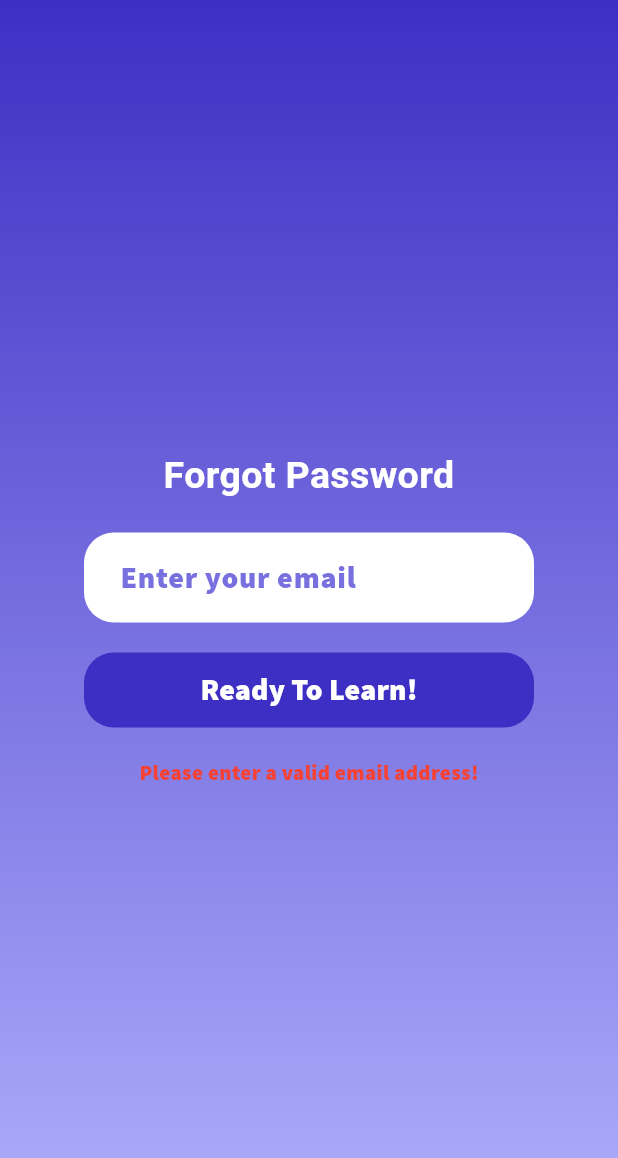
After one commit to Mohamed-Amara/CoinWaFront-KMA-Q125, a Flutter app: the ForgotPasswordPage screen opened directly, after a tap on "Ready To Learn!", on a phone screen of 412 x 824 dp. The commit adds this screen. Shown: the top 1158 px of the screen. Run offline on Flutter 3.47's test engine with Material 3 defaults, Android fonts, the phone set to English and light mode, and no system bars; our stand-ins replace animated_text_kit, confetti, dotted_border, flutter_secure_storage, jwt_decoder, path_drawing and 2 more; accounts and stored records are empty; network calls fail; Roboto replaces fonts that are missing (SourceSans); project files that could hold a hidden picture were left out.

Commit message:
updated login for forgot password as well added a forgot password page (no backend yet)

```diff
--- /dev/null
+++ b/lib/Login-Logout/Forgot-password.dart
@@ -0,0 +1,143 @@
+import 'package:flutter/material.dart';
+import 'package:http/http.dart' as http;
+
+class ForgotPasswordPage extends StatefulWidget {
+  @override
+  _ForgotPasswordPageState createState() => _ForgotPasswordPageState();
+}
+
+class _ForgotPasswordPageState extends State<ForgotPasswordPage> {
+  final TextEditingController _emailController = TextEditingController();
+  String? _message;
+
+  Future<void> _sendResetLink() async {
+    final email = _emailController.text.trim();
+
+    if (email.isEmpty) {
+      setState(() {
+        _message = "Please enter a valid email address!";
+      });
+      return;
+    }
+
+    // Make POST request to the backend to send the reset link
+    final response = await http.post(
+      Uri.parse('http://localhost:3000/forgot-password'),
+      body: {'email': email},
+    );
+
+    if (response.statusCode == 200) {
+      setState(() {
+        _message = "Password reset link sent to your email!";
+      });
+    } else {
+      setState(() {
+        _message = "Error sending password reset link.";
+      });
+    }
+  }
+
+  @override
+  Widget build(BuildContext context) {
+    return Scaffold(
+      backgroundColor: const Color.fromARGB(255, 205, 202, 255),
+      body: Container(
+        decoration: BoxDecoration(
+          gradient: LinearGradient(
+            begin: Alignment.topCenter,
+            end: Alignment.bottomCenter,
+            colors: [
+              Color.fromARGB(255, 62, 47, 196), // Dark purple
+              Color.fromARGB(255, 175, 175, 252), // Lavender
+            ],
+          ),
+        ),
+        child: Center(
+          child: Padding(
+            padding: const EdgeInsets.all(16.0),
+            child: Column(
+              mainAxisAlignment: MainAxisAlignment.center,
+              children: [
+                const Text(
+                  'Forgot Password',
+                  textAlign: TextAlign.center,
+                  style: TextStyle(
+                    fontFamily: 'SourceSans',
+                    color: Colors.white,
+                    fontSize: 25,
+                    fontWeight: FontWeight.bold,
+                  ),
+                ),
+                SizedBox(height: 20),
+                Container(
+                  width: 300,
+                  child: TextField(
+                    controller: _emailController,
+                    style: TextStyle(
+                      fontFamily: 'Source', // Font for the input text
+                      fontSize: 20,
+                      color: Colors.black,
+                    ),
+                    decoration: InputDecoration(
+                      hintText: 'Enter your email', // Set placeholder text
+                      filled: true,
+                      fillColor: Colors.white,
+                      border: OutlineInputBorder(
+                        borderRadius: BorderRadius.circular(20.0),
+                        borderSide: BorderSide.none,
+                      ),
+                      contentPadding: EdgeInsets.symmetric(horizontal: 20, vertical: 15),
+                      hintStyle: TextStyle(
+                        fontFamily: 'Source', // Font for the hint text
+                        fontSize: 20,
+                        color: Color.fromARGB(255, 120, 112, 222), // Hint text color
+                      ),
+                    ),
+                  ),
+                ),
+                SizedBox(height: 20),
+                Container(
+                  width: 300,
+                  height: 50,
+                  decoration: BoxDecoration(
+                    color: Color.fromARGB(255, 62, 47, 196), // Dark purple button
+                    borderRadius: BorderRadius.circular(20.0),
+                  ),
+                  child: ElevatedButton(
+                    onPressed: _sendResetLink,
+                    style: ElevatedButton.styleFrom(
+                      backgroundColor: Colors.transparent,
+                      shadowColor: Colors.transparent,
+                      shape: RoundedRectangleBorder(
+                        borderRadius: BorderRadius.circular(20.0),
+                      ),
+                    ),
+                    child: const Text(
+                      'Ready To Learn!',
+                      style: TextStyle(
+                        color: Colors.white,
+                        fontSize: 20.0,
+                        fontFamily: 'Source',
+                      ),
+                    ),
+                  ),
+                ),
+                if (_message != null) ...[
+                  SizedBox(height: 20),
+                  Text(
+                    _message!,
+                    style: TextStyle(
+                      color: Colors.red,
+                      fontSize: 14,
+                      fontFamily: 'Source', // Font for the error message
+                    ),
+                  ),
+                ]
+              ],
+            ),
+          ),
+        ),
+      ),
+    );
+  }
+}
--- a/lib/Login-Logout/login2.dart
+++ b/lib/Login-Logout/login2.dart
@@ -3,6 +3,7 @@ import 'package:flutter_application_1/Providers/profile_provider.dart';
 import 'package:provider/provider.dart';
 import '../Backend-Service/auth_service.dart';
 import '../lobby.dart';
+import 'Forgot-password.dart'; // Import the ForgotPasswordPage
 
 void main() {
   runApp(const Login2App());
@@ -67,6 +68,16 @@ class _LoginPageState extends State<LoginPage> {
         _errorMessage = e.toString();
       });
     }
+  }
+
+  // Navigate to ForgotPasswordPage
+  void _forgotPassword() {
+    Navigator.push(
+      context,
+      MaterialPageRoute(
+        builder: (context) => ForgotPasswordPage(), // Navigate to ForgotPasswordPage
+      ),
+    );
   }
 
   @override
@@ -207,6 +218,21 @@ class _LoginPageState extends State<LoginPage> {
                         style: TextStyle(color: Colors.red),
                       ),
                     ),
+                  // Forgot password button
+                  Padding(
+                    padding: const EdgeInsets.only(top: 20), // Adjust the margin as needed
+                    child: TextButton(
+                      onPressed: _forgotPassword, // Call _forgotPassword to navigate
+                      child: const Text(
+                        'Forgot Password?',
+                        style: TextStyle(
+                          color: Color(0xFF5D2F8E), // Dark purple color
+                          fontSize: 16,
+                          fontWeight: FontWeight.bold,
+                        ),
+                      ),
+                    ),
+                  ),
                 ],
               ),
             ),
```
